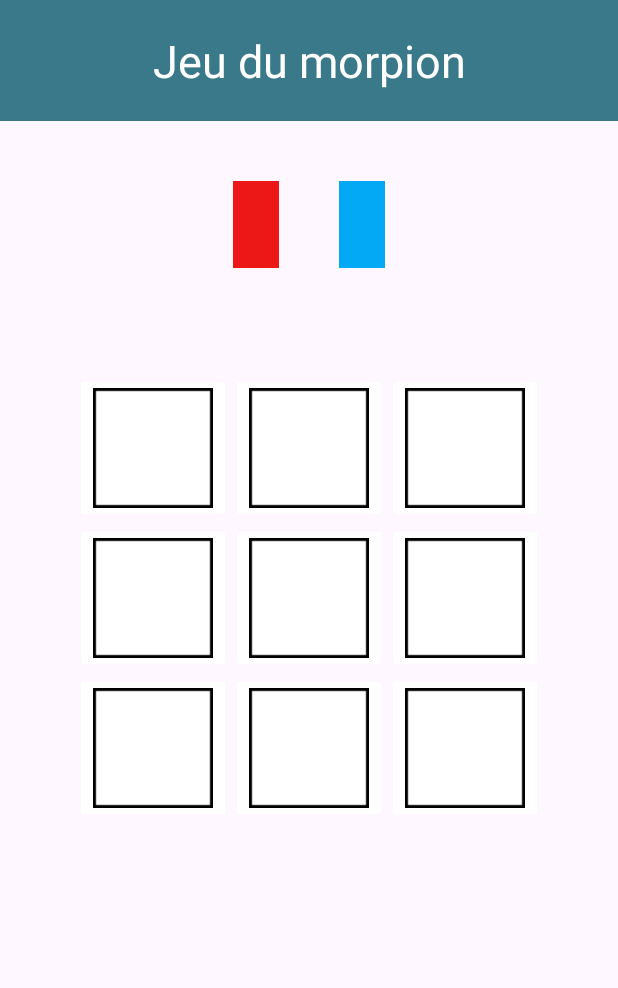
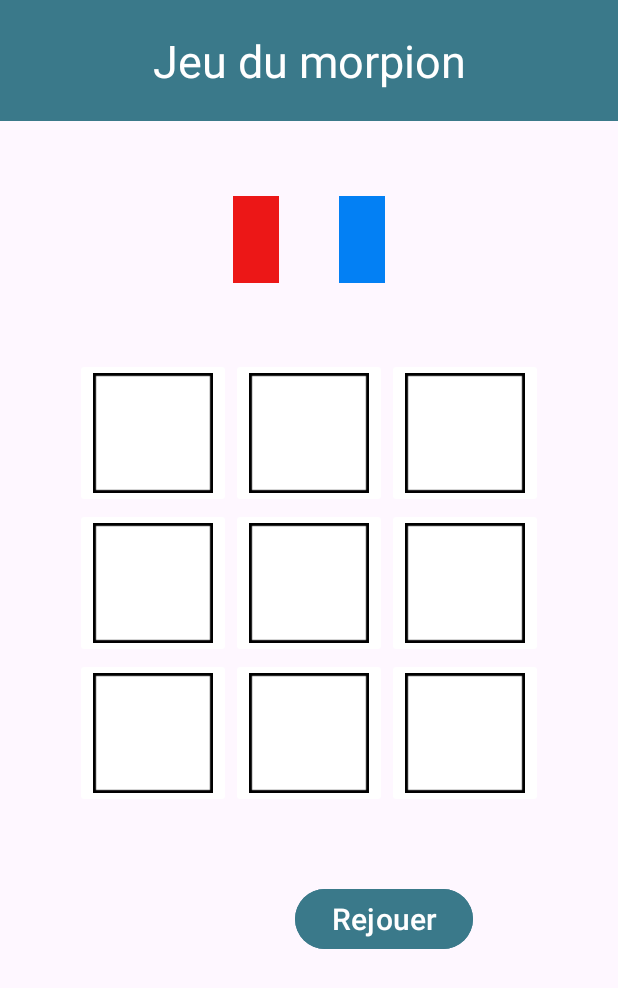
Before and after one commit to m2cci-perouc/AndroidGame, an Android app: the fragment MoprionFragment placed in its activity, on a phone screen of 412 x 824 dp. Shown: the top 988 px of the screen. Run offline under Robolectric (Android 15) with nearby library versions, the phone set to English and light mode, and no system bars.

Commit message:
Ajoutboutton rejouer et values color

```diff
--- a/app/src/main/res/layout/fragment_moprion.xml
+++ b/app/src/main/res/layout/fragment_moprion.xml
@@ -12,7 +12,7 @@
         android:padding="20dp"
         android:gravity="center"
         android:text="@string/jeu_du_morpion"
-        android:background="#3A798A"
+        android:background="@color/blue_background"
         android:textColor="@color/white"
         android:textSize="30sp"/>
 
@@ -21,7 +21,7 @@
         android:layout_height="wrap_content"
         android:orientation="horizontal"
         android:gravity="center"
-        android:layout_marginVertical="40dp">
+        android:layout_marginVertical="50dp">
         <TextView
             android:id="@+id/textViewNomJoueur2"
             android:layout_width="wrap_content"
@@ -31,7 +31,7 @@
             android:padding="15dp"
             android:textSize="20sp"
             android:textColor="@color/white"
-            android:background="#EC1717"
+            android:background="@color/rouge_joueur1"
             />
         <TextView
             android:id="@+id/textViewNomJoueur1"
@@ -42,7 +42,7 @@
             android:padding="15dp"
             android:textSize="20sp"
             android:textColor="@color/white"
-            android:background="#03A9F4"
+            android:background="@color/bleu_joueur2"
             />
     </LinearLayout>
 
@@ -50,7 +50,7 @@
         android:layout_width="wrap_content"
         android:layout_height="wrap_content"
         android:gravity="center"
-        android:layout_marginTop="30dp"
+        android:layout_marginTop="0dp"
         >
         <!-- Ligne 1 -->
         <ImageButton
@@ -142,4 +142,15 @@
             />
     </RelativeLayout>
 
+    <Button
+        android:id="@+id/buttonRejouer"
+        android:layout_width="wrap_content"
+        android:layout_height="wrap_content"
+        android:layout_marginTop="50dp"
+        android:layout_marginStart="50dp"
+        android:paddingHorizontal="24dp"
+        android:textSize="20sp"
+        android:backgroundTint="@color/blue_background"
+        android:text="@string/rejouer"/>
+
 </LinearLayout>
--- a/app/src/main/res/values/colors.xml
+++ b/app/src/main/res/values/colors.xml
@@ -2,4 +2,8 @@
 <resources>
     <color name="black">#FF000000</color>
     <color name="white">#FFFFFFFF</color>
+    <color name="blue_background">#3A798A</color>
+    <color name="rouge_joueur1">#EC1717</color>
+    <color name="bleu_joueur2">#0380F4</color>
+
 </resources>
--- a/app/src/main/res/values/strings.xml
+++ b/app/src/main/res/values/strings.xml
@@ -8,6 +8,7 @@
     <string name="joueur_2">Joueur 2</string>
     <string name="lucie">Lucie</string>
     <string name="joueur">Joueur</string>
-    <string name="play">Play</string>
+    <string name="jouer">Jouer</string>
     <string name="cross">cross</string>
+    <string name="rejouer">Rejouer</string>
 </resources>
```
Also changed, not shown: app/src/main/java/com/chloehouse/mopriongame/MoprionFragment.java (+20 -0 lines), app/src/main/res/layout/fragment_welcome.xml (+5 -5 lines), 1 other file.
